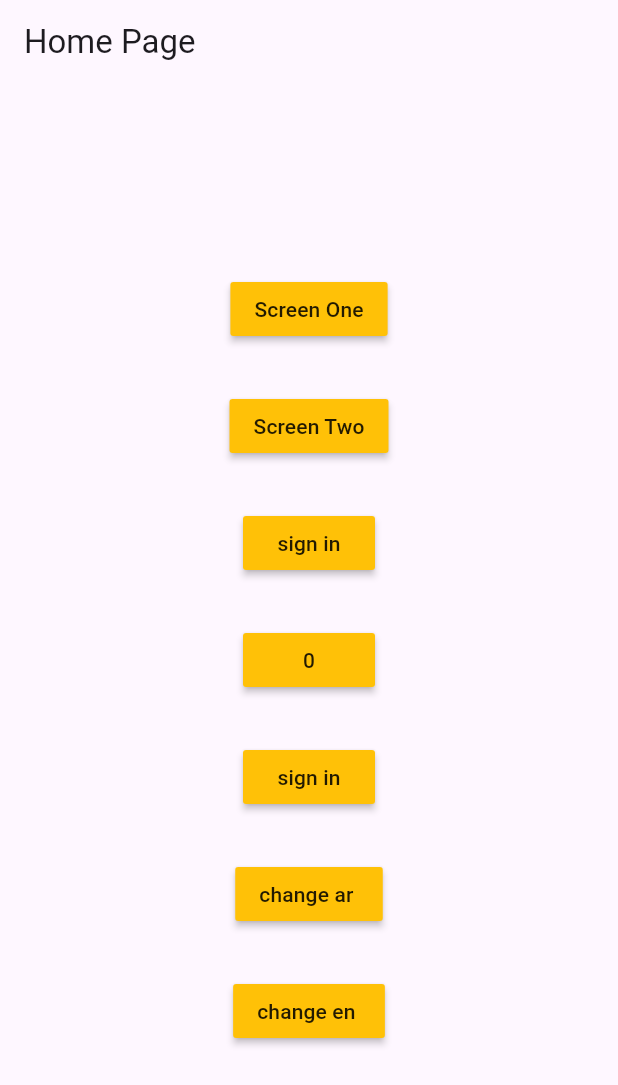
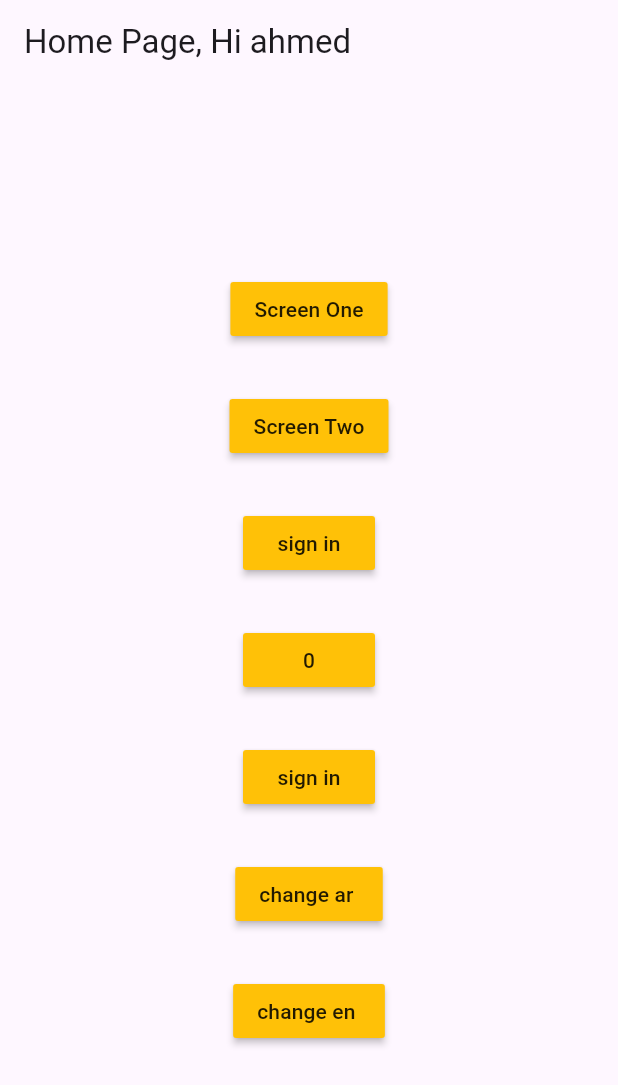
Before and after one commit to EiiiDOo/getx-flutter-demo, a Flutter app: the screen it shows after launch, on a phone screen of 412 x 824 dp. Shown: the top 1085 px of the screen. Run offline on Flutter 3.47's test engine with Material 3 defaults, Android fonts, the phone set to English and light mode, and no system bars; our stand-ins replace get, shared_preferences.

Commit message:
try params with translation

```diff
--- a/lib/locale/locale.dart
+++ b/lib/locale/locale.dart
@@ -4,6 +4,6 @@ class MyLocale implements Translations {
   @override
   Map<String, Map<String, String>> get keys => {
     'ar': {'title': 'الصفحة الرئيسية'},
-    'en': {'title': 'Home Page'},
+    'en': {'title': 'Home Page, Hi @name'},
   };
 }
--- a/lib/view/home.dart
+++ b/lib/view/home.dart
@@ -10,7 +10,7 @@ class HomeScreen extends GetView<SettingsService> {
   @override
   Widget build(BuildContext context) {
     return Scaffold(
-      appBar: AppBar(title: Text('title'.tr)),
+      appBar: AppBar(title: Text('title'.trParams({'name': 'ahmed'}))),
       body: Center(
         child: Column(
           mainAxisAlignment: MainAxisAlignment.center,
```
